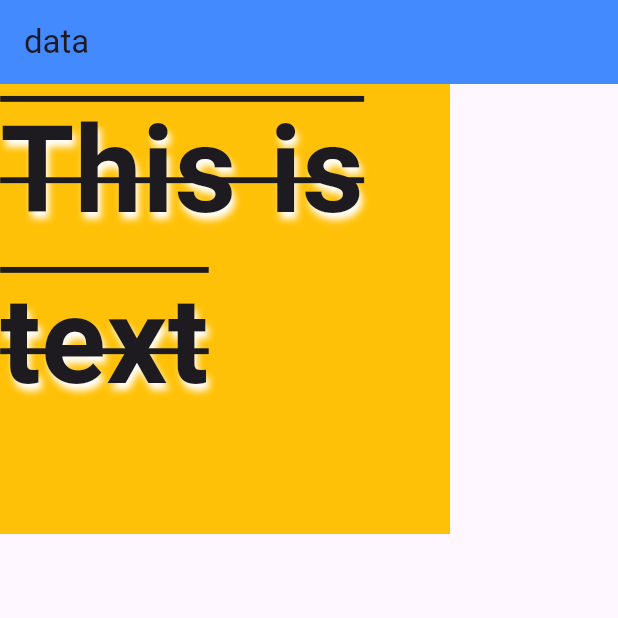
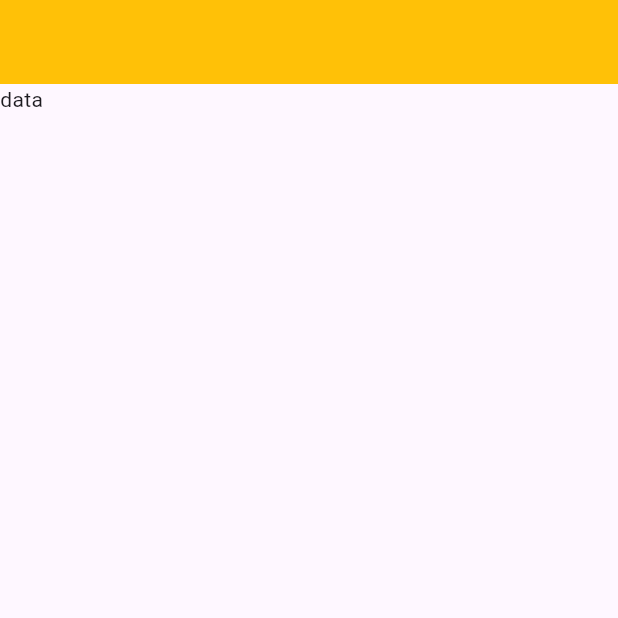
Before and after one commit to moobin015/flutter_application_1, a Flutter app: the screen it shows after launch, on a phone screen of 412 x 824 dp, the top half of it. Run offline on Flutter 3.47's test engine with Material 3 defaults, Android fonts, the phone set to English and light mode, and no system bars.

Commit message:
28 julay

```diff
--- a/lib/main.dart
+++ b/lib/main.dart
@@ -1,58 +1,18 @@
 import 'package:flutter/material.dart';
 
-
 void main() {
-  runApp(HomeScrine());
+  runApp(Myapp());
 }
 
-class HomeScrine extends StatelessWidget {
-  const HomeScrine({super.key});
+class Myapp extends StatelessWidget {
+  const Myapp({super.key});
 
   @override
   Widget build(BuildContext context) {
-    return const MaterialApp(
-      debugShowCheckedModeBanner: false,
-      home: Home(),
-    );
-  }
-}
-
-class Home extends StatelessWidget {
-  const Home({super.key});
-
-  @override
-  Widget build(BuildContext context) {
-    return Scaffold(
-      appBar: AppBar(
-        backgroundColor: Colors.blueAccent,
-        title: const Text('data'),
-      ),
-      body: Container(
-        height: 300,
-        width: 300,
-        color: Colors.amber,
-        child: Text(
-          'This is text',
-          textDirection: TextDirection.ltr,
-          //textAlign: TextAlign.end,
-
-          style: TextStyle(
-            fontSize: 80,
-            shadows:const [
-              Shadow(
-                color: Colors.white,
-                blurRadius: 6,
-                offset: Offset(2, 5),
-              )
-            ],
-            decoration:TextDecoration.combine([
-              TextDecoration.lineThrough,
-              TextDecoration.overline
-            ]) ,
-            wordSpacing: 2,
-            fontWeight: FontWeight.bold,
-          ),
-        ),
+    return MaterialApp(
+      home: Scaffold(
+        appBar: AppBar(backgroundColor: Colors.amber,),
+        body: Text('data'),
       ),
     );
   }
```
